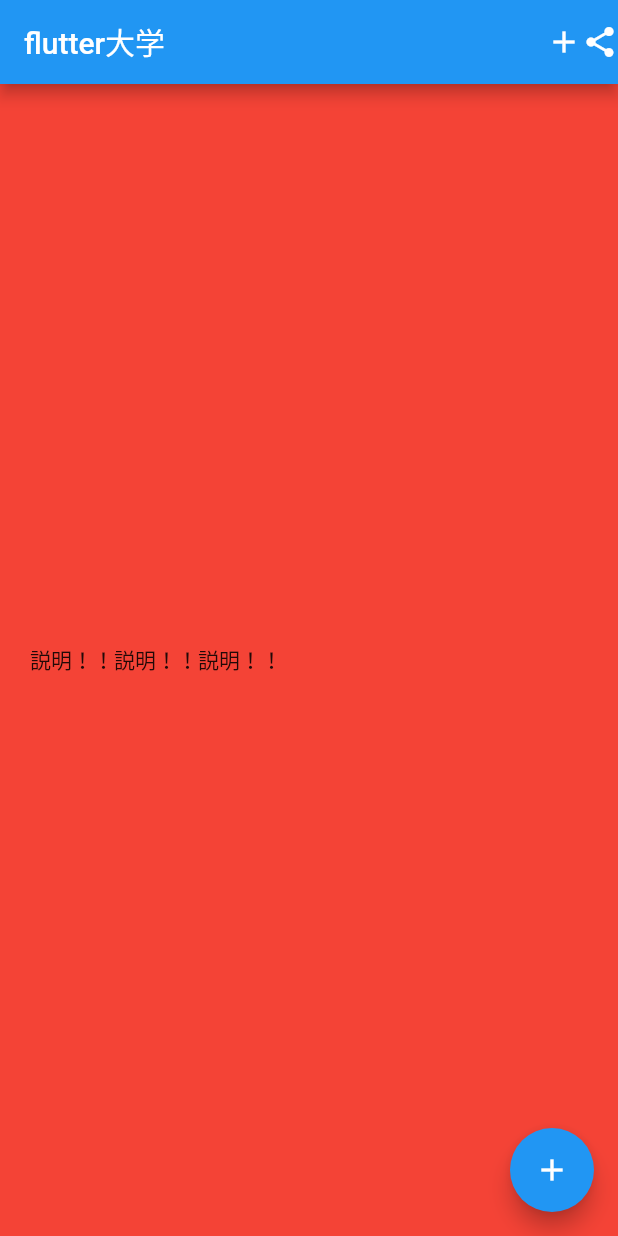
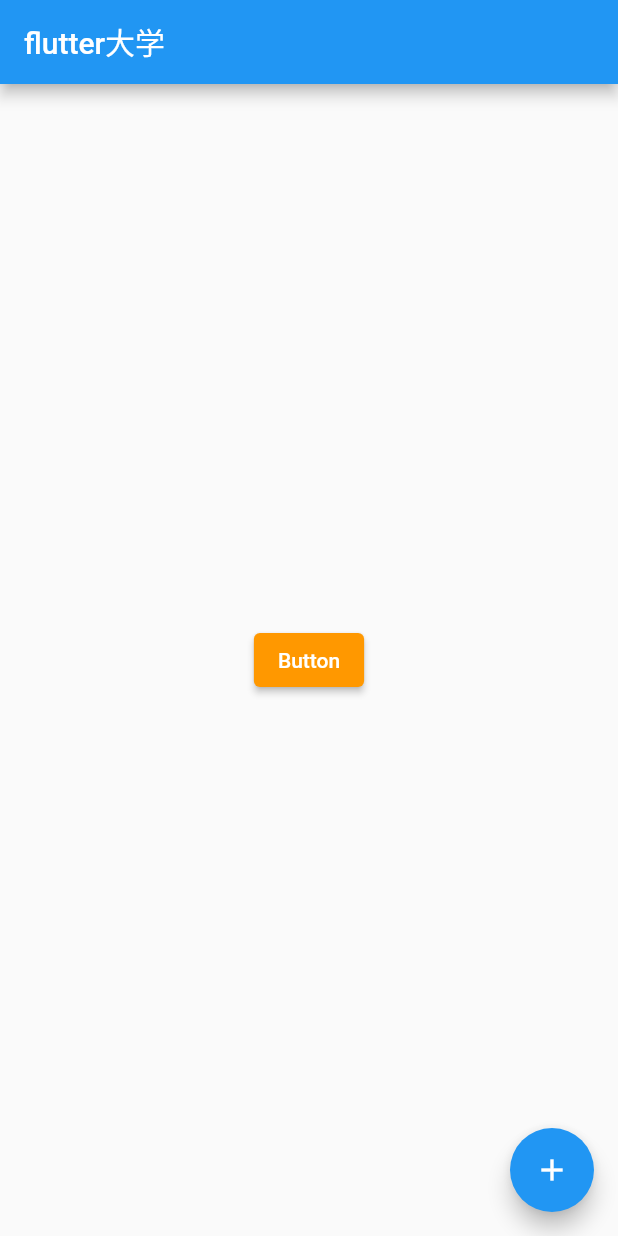
Before and after one commit to tokitsu/flutter_bootcamp, a Flutter app: the screen it shows after launch, on a phone screen of 412 x 824 dp. Run offline on Flutter 3.47's test engine with Material 2 defaults, Android fonts, the phone set to English and light mode, and no system bars.

```diff
--- a/lib/main.dart
+++ b/lib/main.dart
@@ -1,4 +1,5 @@
 import 'package:flutter/material.dart';
+import 'package:untitled2/next_page.dart';
 
 void main() {
   runApp(MyApp());
@@ -41,26 +42,21 @@ class _MyHomePageState extends State<MyHomePage> {
     return Scaffold(
       appBar: AppBar(
         title: Text('flutter大学'),
-        actions: <Widget>[
-          Icon(Icons.add),
-          Icon(Icons.share),
-        ]
       ),
-      body: Container(
-        height: double.infinity,
-        color: Colors.red,
-        child: Padding(
-          padding: const EdgeInsets.all(20.0),
-          child: Row(
-            children: <Widget>[
-              Text(
-                '説明！！',),
-              Text(
-                '説明！！',),
-              Text(
-                '説明！！',),
-            ],
+      body: Center(
+        child: ElevatedButton(
+          child: const Text('Button'),
+          style: ElevatedButton.styleFrom(
+            primary: Colors.orange,
+            onPrimary: Colors.white,
           ),
+          onPressed: () {
+            Navigator.push(
+              context,
+              MaterialPageRoute(builder: (context) => NextPage()
+              ),
+            );
+          },
         ),
       ),
       floatingActionButton: FloatingActionButton(
```
Also changed, not shown: lib/next_page.dart (added, +17 -0 lines).
